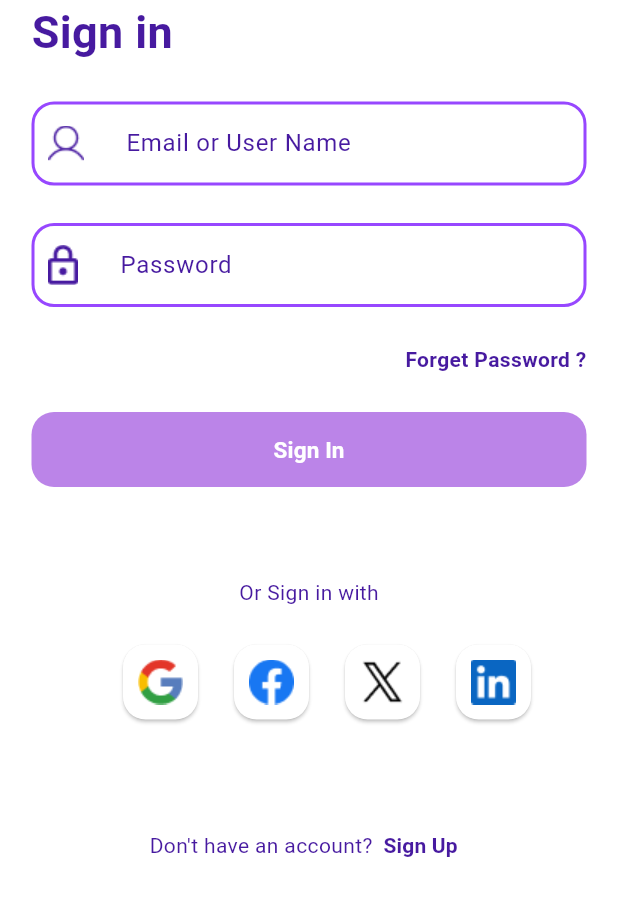
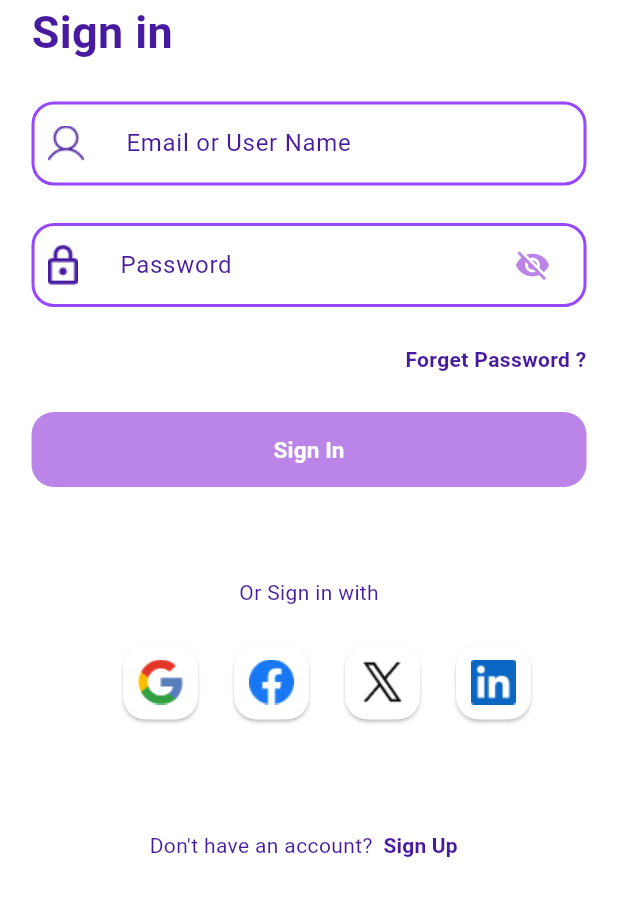
Before and after one commit to anhelinakruk/Simple-Mobile-App, a Flutter app: the screen it shows after launch, on a phone screen of 412 x 824 dp, the part 284-1200 px from its top. Run offline on Flutter 3.47's test engine with Material 3 defaults, Android fonts, the phone set to English and light mode, and no system bars; our stand-ins replace shared_preferences, sqflite; accounts and stored records are empty.

Commit message:
finished projekt

```diff
--- a/lib/widgets/basic_form_field.dart
+++ b/lib/widgets/basic_form_field.dart
@@ -59,6 +59,15 @@ class BasicFormField extends StatelessWidget {
           padding: _iconPadding,
           child: Image.asset(iconPath),
         ),
+        suffixIcon: obscureText
+            ? Padding(
+                padding: _iconPadding,
+                child: Icon(
+                  obscureText ? Icons.visibility_off : Icons.visibility,
+                  color: MyColors.lightPurpleColor,
+                ),
+              )
+            : null,
       ),
     );
   }
```
